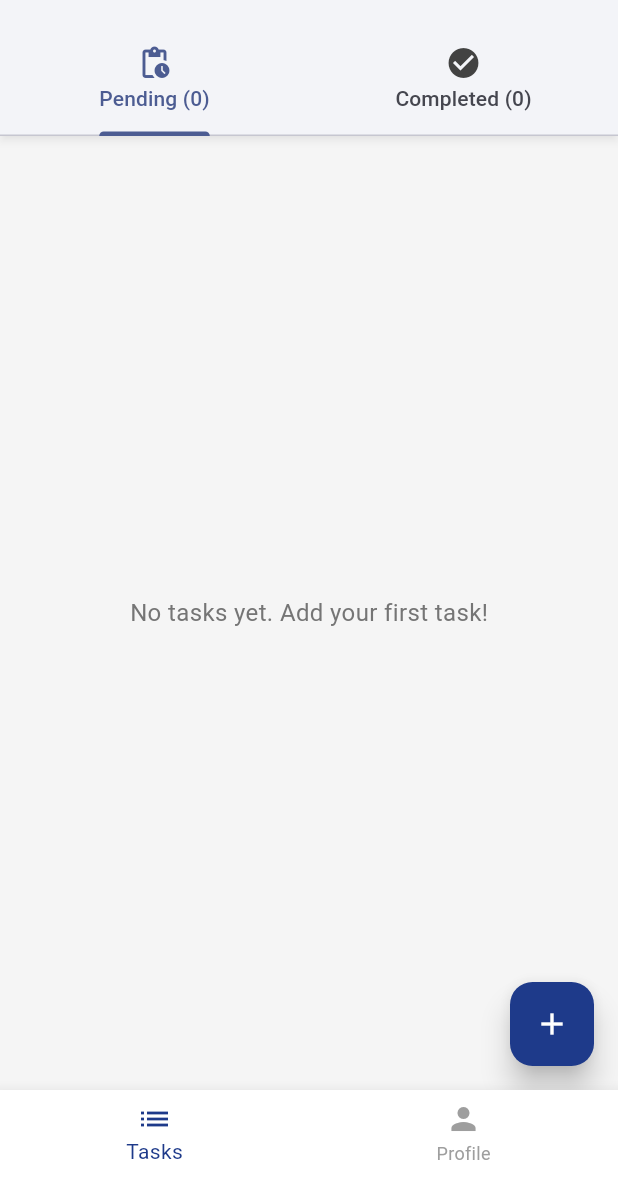
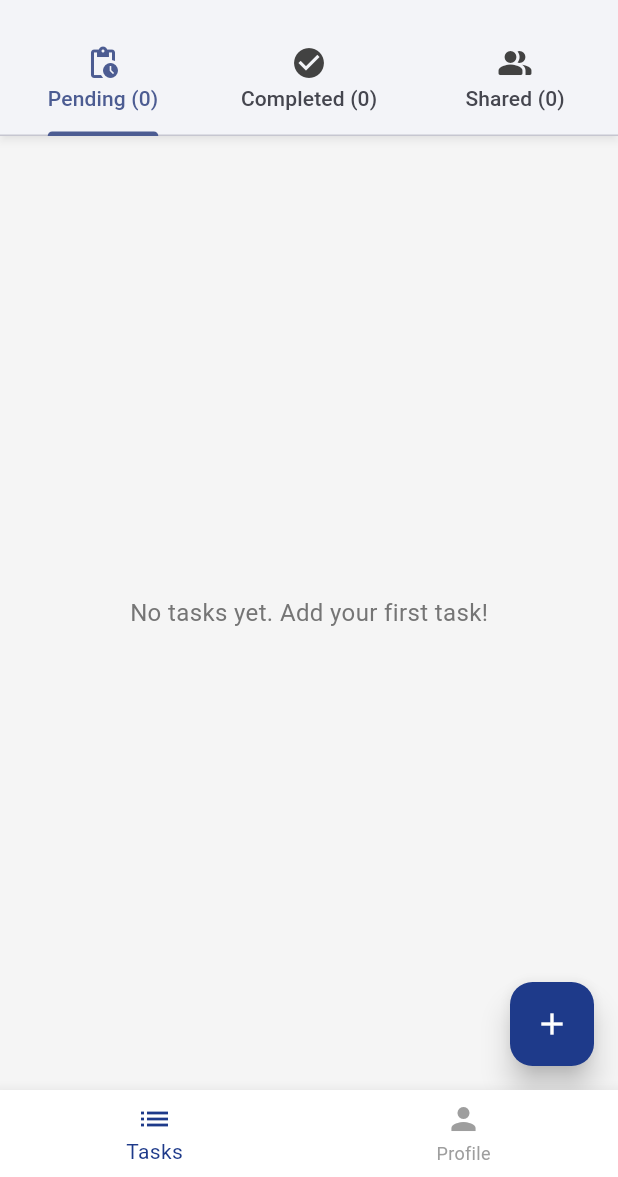
Before and after one commit to SimonDeeb1401/mobile-todo-app, a Flutter app: the BottomNavigationBarScreen screen opened directly, on a phone screen of 412 x 824 dp, the part 59-1236 px from its top. Run offline on Flutter 3.47's test engine with Material 3 defaults, Android fonts, the phone set to English and light mode, and no system bars; our stand-ins replace flutter_secure_storage; accounts and stored records are empty; network calls fail.

Commit message:
added shared tasks tab to the tasks screen such that all shared tasks appear only in the shared tab

```diff
--- a/task_mate/lib/screens/bottom_navigation_bar.dart
+++ b/task_mate/lib/screens/bottom_navigation_bar.dart
@@ -50,8 +50,9 @@ class _BottomNavigationBarScreenState extends State<BottomNavigationBarScreen> w
       builder: (context, userProvider, taskProvider, child) {
         final tasks = taskProvider.tasks;
         // Filter tasks into completed and incomplete
-        List<Map<String, dynamic>> incompleteTasks = tasks.where((task) => !(task['completed'] ?? false)).cast<Map<String, dynamic>>().toList();
-        List<Map<String, dynamic>> completedTasks = tasks.where((task) => task['completed'] ?? false).cast<Map<String, dynamic>>().toList();
+        List<Map<String, dynamic>> incompleteTasks = tasks.where((task) => !(task['completed'] ?? false) && (task['collaborators'] == null || (task['collaborators'] as List).isEmpty)).cast<Map<String, dynamic>>().toList();
+        List<Map<String, dynamic>> completedTasks = tasks.where((task) => (task['completed'] ?? false) && (task['collaborators'] == null || (task['collaborators'] as List).isEmpty)).cast<Map<String, dynamic>>().toList();
+        List<Map<String, dynamic>> sharedTasks = tasks.where((task) => task['collaborators'] != null && (task['collaborators'] as List).isNotEmpty).cast<Map<String, dynamic>>().toList();
 
         final currentSort = userProvider.mode;
         final isAscending = userProvider.order == "asc";
@@ -114,6 +115,10 @@ class _BottomNavigationBarScreenState extends State<BottomNavigationBarScreen> w
                   text: 'Completed (${completedTasks.length})',
                   icon: const Icon(Icons.check_circle),
                 ),
+                Tab(
+                  text: 'Shared (${sharedTasks.length})',
+                  icon: const Icon(Icons.people_alt_rounded),
+                ),
               ],
             ) : null,
           ),
--- a/task_mate/lib/screens/tasks_screen.dart
+++ b/task_mate/lib/screens/tasks_screen.dart
@@ -36,7 +36,7 @@ class _TaskListScreenState extends State<TaskListScreen> with SingleTickerProvid
   @override
   void initState() {
     super.initState();
-    _tabController = TabController(length: 2, vsync: this);
+    _tabController = TabController(length: 3, vsync: this);
     // Fetch tasks when the screen initializes
     // WidgetsBinding.instance.addPostFrameCallback((_) {
     //   _fetchTasks();
@@ -79,14 +79,16 @@ class _TaskListScreenState extends State<TaskListScreen> with SingleTickerProvid
     }
   }
 
-  Widget _buildTaskList(List<Map<String, dynamic>> tasks, TaskProvider taskProvider, bool isPendingTab) {
+  Widget _buildTaskList(List<Map<String, dynamic>> tasks, TaskProvider taskProvider, int tabIndex) {
     if (tasks.isEmpty) {
       // Show different text depending on which tab is active
       return Center(
         child: Text(
-          isPendingTab
+          tabIndex == 0
           ? 'No pending tasks available.'
-          : 'No completed tasks available.',
+          : tabIndex == 1
+          ? 'No completed tasks available.'
+          : 'No shared tasks available.',
           style: AppTextStyles.bodyLarge.copyWith(color: AppColors.textSecondary),
         ),
       );
@@ -461,8 +463,9 @@ class _TaskListScreenState extends State<TaskListScreen> with SingleTickerProvid
       builder: (context, taskProvider, child) {
         final tasks = taskProvider.tasks;
         // Filter tasks into completed and incomplete
-        List<Map<String, dynamic>> incompleteTasks = tasks.where((task) => !(task['completed'] ?? false)).cast<Map<String, dynamic>>().toList();
-        List<Map<String, dynamic>> completedTasks = tasks.where((task) => task['completed'] ?? false).cast<Map<String, dynamic>>().toList();
+        List<Map<String, dynamic>> incompleteTasks = tasks.where((task) => !(task['completed'] ?? false) && (task['collaborators'] == null || (task['collaborators'] as List).isEmpty)).cast<Map<String, dynamic>>().toList();
+        List<Map<String, dynamic>> completedTasks = tasks.where((task) => (task['completed'] ?? false) && (task['collaborators'] == null || (task['collaborators'] as List).isEmpty)).cast<Map<String, dynamic>>().toList();
+        List<Map<String, dynamic>> sharedTasks = tasks.where((task) => task['collaborators'] != null && (task['collaborators'] as List).isNotEmpty).cast<Map<String, dynamic>>().toList();
 
         return Scaffold(
           body: taskProvider.isLoading
@@ -477,8 +480,9 @@ class _TaskListScreenState extends State<TaskListScreen> with SingleTickerProvid
                   : TabBarView(
                       controller: _tabController,
                       children: [
-                        _buildTaskList(incompleteTasks, taskProvider, true),
-                        _buildTaskList(completedTasks, taskProvider, false),
+                        _buildTaskList(incompleteTasks, taskProvider, 0),
+                        _buildTaskList(completedTasks, taskProvider, 1),
+                        _buildTaskList(sharedTasks, taskProvider, 2),
                       ],
                     ),
           floatingActionButton: FloatingActionButton(
```
